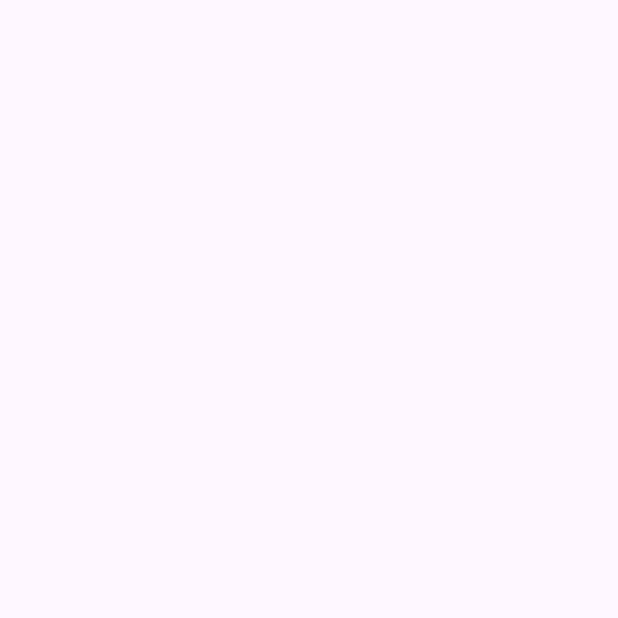
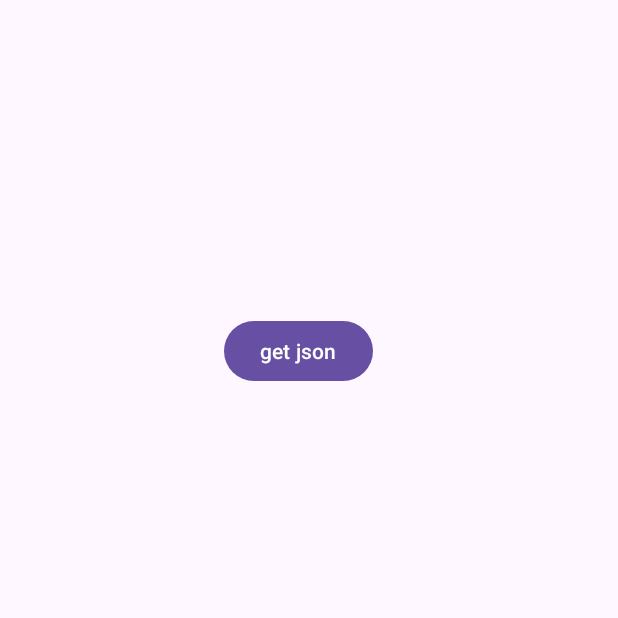
Before and after one commit to 7anubhav7/Application1, an Android app: the HomeActivity screen opened directly, with no data from a screen before it, on a phone screen of 412 x 824 dp, the top half of it. Before the commit the part shown is empty. Run offline under Robolectric (Android 15) with nearby library versions, the phone set to English and light mode, and no system bars.

Commit message:
getting json part 1

```diff
--- a/app/build.gradle.kts
+++ b/app/build.gradle.kts
@@ -42,4 +42,8 @@ dependencies {
     testImplementation(libs.junit)
     androidTestImplementation(libs.androidx.junit)
     androidTestImplementation(libs.androidx.espresso.core)
+    // Retrofit
+    implementation("com.squareup.retrofit2:retrofit:2.9.0")
+// Retrofit with Scalar Converter
+    implementation("com.squareup.retrofit2:converter-scalars:2.9.0")
 }
--- a/app/src/main/AndroidManifest.xml
+++ b/app/src/main/AndroidManifest.xml
@@ -3,6 +3,7 @@
     xmlns:tools="http://schemas.android.com/tools">
 
     <uses-permission android:name="com.android.alarm.permission.SET_ALARM" />
+    <uses-permission android:name="android.permission.INTERNET"/>
 
     <application
         android:allowBackup="true"
--- a/app/src/main/res/layout/activity_home.xml
+++ b/app/src/main/res/layout/activity_home.xml
@@ -10,10 +10,24 @@
     <TextView
         android:id="@+id/textView"
         android:layout_width="51dp"
-        android:layout_height="28dp"
+        android:layout_height="0dp"
         android:layout_marginStart="160dp"
         android:layout_marginTop="191dp"
+        android:layout_marginBottom="58dp"
         android:text="Home"
+        app:layout_constraintBottom_toTopOf="@+id/btnGET"
         app:layout_constraintStart_toStartOf="parent"
         app:layout_constraintTop_toTopOf="parent" />
+
+    <Button
+        android:id="@+id/btnGET"
+        android:layout_width="wrap_content"
+        android:layout_height="wrap_content"
+        android:layout_marginStart="149dp"
+        android:layout_marginBottom="566dp"
+        android:text="get json"
+        android:onClick="getJson"
+        app:layout_constraintBottom_toBottomOf="parent"
+        app:layout_constraintStart_toStartOf="parent"
+        app:layout_constraintTop_toBottomOf="@+id/textView" />
 </androidx.constraintlayout.widget.ConstraintLayout>
```
Also changed, not shown: app/src/main/java/com/example/application1/app/HomeActivity.kt (+11 -0 lines), app/src/main/java/com/example/application1/app/network/MarsApiService.kt (added, +25 -0 lines).
